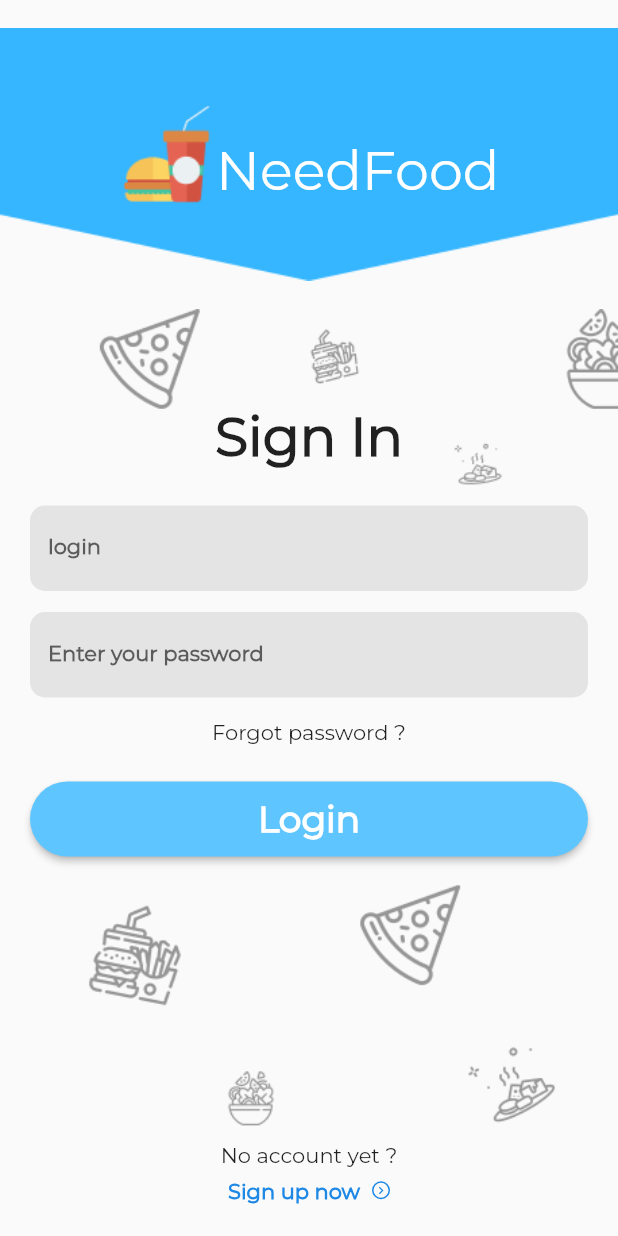
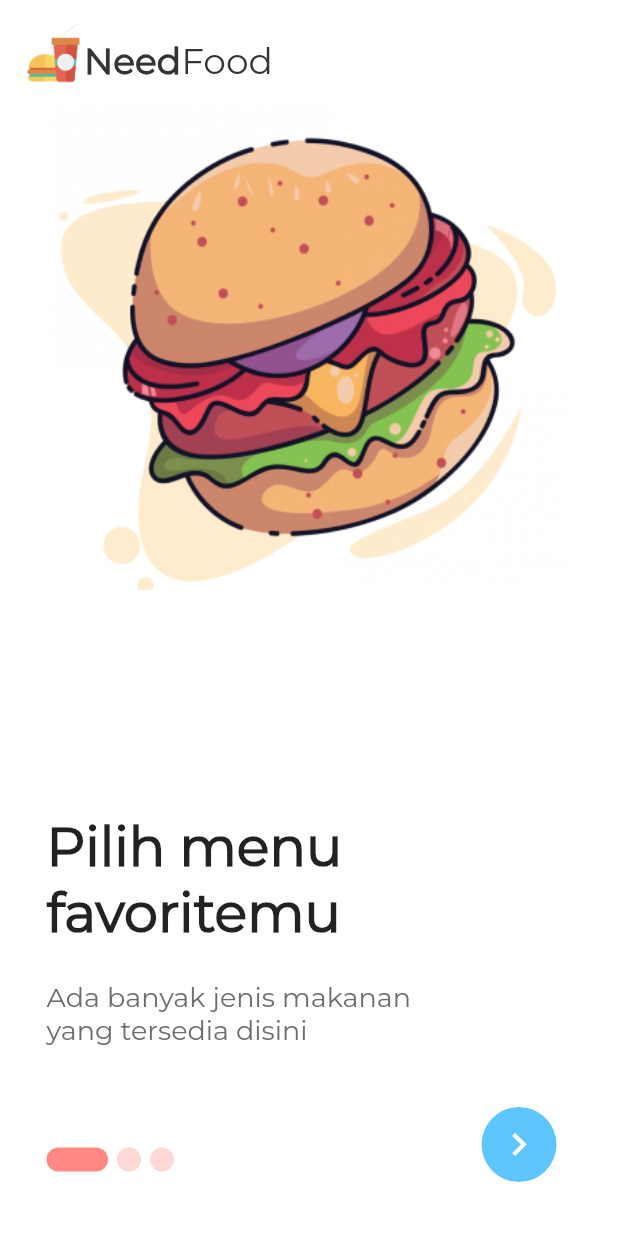
Before and after one commit to aersune/needfood, a Flutter app: the screen it shows after launch, on a phone screen of 412 x 824 dp. Run offline on Flutter 3.47's test engine with Material 2 defaults, Android fonts, the phone set to English and light mode, and no system bars; drawn by our look-alikes of introduction_screen.

Commit message:
Onboarding page Introduction screen added

```diff
--- a/lib/main.dart
+++ b/lib/main.dart
@@ -1,6 +1,7 @@
 import 'package:flutter/material.dart';
 import 'package:projects/home_page.dart';
 import 'package:projects/login_page.dart';
+import 'package:projects/onboarding_page.dart';
 
 void main() {
   runApp(const MyApp());
@@ -19,7 +20,7 @@ class MyApp extends StatelessWidget {
         fontFamily: 'Montserrat',
         primarySwatch: Colors.blue,
       ),
-      home:  LoginPage(),
+      home:  OnboardingPage(),
     );
   }
 }
--- /dev/null
+++ b/lib/onboarding_page.dart
@@ -0,0 +1,147 @@
+import 'package:flutter/material.dart';
+import 'package:introduction_screen/introduction_screen.dart';
+import 'package:projects/home_page.dart';
+import 'package:projects/login_page.dart';
+
+class OnboardingPage extends StatelessWidget {
+
+
+  @override
+  Widget build(BuildContext context) =>Scaffold(
+      appBar: AppBar(
+        elevation: 0,
+        toolbarHeight: 70,
+        automaticallyImplyLeading: false,
+        backgroundColor: Colors.white,
+        title:  Row(
+          mainAxisAlignment: MainAxisAlignment.start,
+          crossAxisAlignment: CrossAxisAlignment.end,
+          children: const[
+            SizedBox(
+                height: 40,
+                child: Image(image: AssetImage('assets/burger1.png',),fit: BoxFit.cover,)),
+            Text("Need", style: TextStyle(color: Color(0xff343434), fontSize: 24, fontWeight: FontWeight.bold),),
+            Text("Food", style: TextStyle(color: Color(0xff343434), fontSize: 24, fontWeight: FontWeight.w500),)
+          ],
+        ),
+
+      ),
+      body: IntroductionScreen(
+        nextStyle: TextButton.styleFrom(alignment: Alignment.bottomRight,
+            padding: EdgeInsets.only(right: 25, bottom: 20),
+        ),
+        controlsMargin: EdgeInsets.only(left: 12),
+        dotsFlex: 0,
+        nextFlex: 1,
+        curve: Curves.bounceInOut,
+        skipOrBackFlex: 0,
+        globalBackgroundColor: Colors.white,
+        pages: [
+          PageViewModel(
+            image: buildImage('assets/intro/intro1.png'),
+            decoration: getPageDecoration(),
+            titleWidget: Row(
+              mainAxisAlignment: MainAxisAlignment.start,
+              children: const [
+                SizedBox(width: 15,),
+                Text('Pilih menu \nfavoritemu', style: TextStyle(fontSize: 36, fontWeight: FontWeight.w700, fontFamily: 'Montserrat',),)
+              ],
+            ),
+            bodyWidget: Row(
+              mainAxisAlignment: MainAxisAlignment.start,
+              children: const [
+                SizedBox(width: 15,),
+                Text('Ada banyak jenis makanan \nyang tersedia disini', style: TextStyle(fontSize: 18, color: Color(0xff6D6D6D)),)
+              ],
+            )
+          ),
+          PageViewModel(
+            image: buildImage('assets/intro/intro2.png'),
+            decoration: getPageDecoration(),
+            titleWidget: Row(
+              mainAxisAlignment: MainAxisAlignment.start,
+              children: const [
+                SizedBox(width: 15,),
+                Text('Temukan \nharga terbaik', style: TextStyle(fontSize: 36, fontWeight: FontWeight.w700, fontFamily: 'Roboto',),)
+              ],
+            ),
+            bodyWidget: Row(
+              mainAxisAlignment: MainAxisAlignment.start,
+              children: const [
+                SizedBox(width: 15,),
+                Text('Ada banyak jenis makanan \nyang tersedia disini', style: TextStyle(fontSize: 18, color: Color(0xff6D6D6D)),)
+              ],
+            ),
+          ),
+          PageViewModel(
+            image: buildImage('assets/intro/intro3.png'),
+            decoration: getPageDecoration(),
+            titleWidget: Row(
+              mainAxisAlignment: MainAxisAlignment.start,
+              children: const [
+                SizedBox(width: 15,),
+                Text('Makananmu \nsiap diantarkan ', style: TextStyle(fontSize: 36, fontWeight: FontWeight.w700, fontFamily: 'Roboto',),)
+              ],
+            ),
+            bodyWidget: Row(
+              mainAxisAlignment: MainAxisAlignment.start,
+              children: const [
+                SizedBox(width: 15,),
+                Text('Ada banyak jenis makanan \nyang tersedia disini', style: TextStyle(fontSize: 18, color: Color(0xff6D6D6D)),)
+              ],
+            ),
+          ),
+        ],
+        done: Container(
+          width: 50,
+          height: 50,
+            decoration: BoxDecoration(
+              color: Color(0xff5FC5FF),
+              borderRadius: BorderRadius.circular(30),
+            ),
+            child: const Icon(Icons.navigate_next, size: 30, color: Colors.white,)),
+        next: Container(
+            width: 50,
+            height: 50,
+            decoration: BoxDecoration(
+                color: Color(0xff5FC5FF),
+                borderRadius: BorderRadius.circular(30)
+            ),
+            child: const Icon(Icons.navigate_next, size: 30, color: Colors.white,)),
+        onDone: () => goToHome(context),
+        dotsDecorator: getDotDecoration(),
+        isProgressTap: false,
+        baseBtnStyle: TextButton.styleFrom(
+          shape: RoundedRectangleBorder(
+            borderRadius: BorderRadius.circular(25.0),
+          ),
+        ),
+        // showSkipButton: true,
+        // skip: Text('skip'),
+
+      )
+  );
+ void goToHome(context) => Navigator.of(context).pushReplacement(
+   MaterialPageRoute(builder: (_) => LoginPage()),
+ );
+  buildImage(String path) =>
+    Center(child: Image.asset(path,width: 350,),);
+
+  DotsDecorator getDotDecoration() => DotsDecorator(
+    // spacing: EdgeInsets.only(right: 10),
+    spacing: const EdgeInsets.symmetric(horizontal: 3.0),
+    color: Color(0xffFFD7D4),
+    size: Size(16,16),
+    activeColor: Color(0xffFF8982),
+    activeSize: Size(41,16),
+    activeShape: RoundedRectangleBorder(
+      borderRadius: BorderRadius.circular(24)
+  ),
+  );
+
+  PageDecoration getPageDecoration() => const PageDecoration(
+    bodyPadding: EdgeInsets.only(bottom: 50),
+    bodyAlignment: Alignment.bottomLeft,
+  );
+
+}
--- a/pubspec.yaml
+++ b/pubspec.yaml
@@ -34,6 +34,7 @@ dependencies:
   # The following adds the Cupertino Icons font to your application.
   # Use with the CupertinoIcons class for iOS style icons.
   cupertino_icons: ^1.0.2
+  introduction_screen: ^3.0.0
 
 dev_dependencies:
   flutter_test:
@@ -60,6 +61,7 @@ flutter:
   # To add assets to your application, add an assets section, like this:
   assets:
     - assets/
+    - assets/intro/
     - assets/hamburger1.png
   #   - images/a_dot_ham.jpeg
 
```
Also changed, not shown: assets/intro/intro1.png (added), assets/intro/intro2.png (added), assets/intro/intro3.png (added), pubspec.lock.
